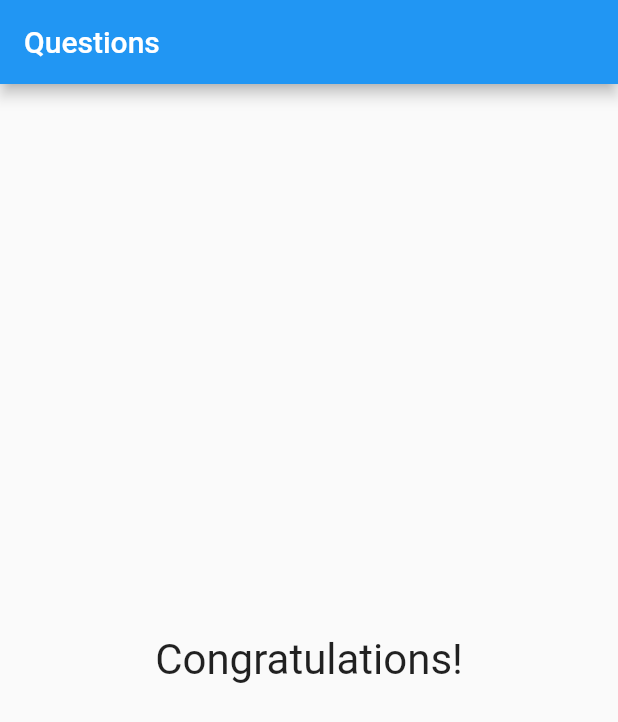
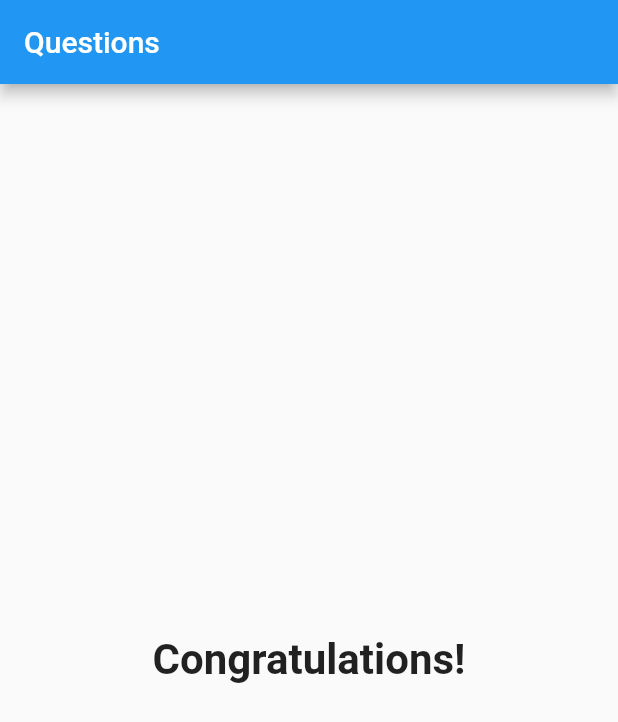
Before and after one commit to edupiorini/programa_perguntas, a Flutter app: the screen it shows after launch, after a tap on "Red", after a tap on "Cat", after a tap on "Paulo", on a phone screen of 412 x 824 dp. Shown: the top 722 px of the screen. Run offline on Flutter 3.47's test engine with Material 2 defaults, Android fonts, the phone set to English and light mode, and no system bars.

Commit message:
Class Resultado implemented

```diff
--- a/lib/main.dart
+++ b/lib/main.dart
@@ -1,5 +1,6 @@
 import 'package:flutter/cupertino.dart';
 import 'package:flutter/material.dart';
+import 'package:programa_perguntas/resultado.dart';
 
 import './questao.dart';
 import 'resposta.dart';
@@ -57,9 +58,7 @@ class _PerguntaAppState extends State<PerguntaApp> {
                         .toList(),
                   ],
                 )
-              : Center(
-                  child: Text('Congratulations!',
-                      style: TextStyle(fontSize: 28)))),
+              : Resultado('Congratulations!')),
     );
   }
 }
--- a/lib/resultado.dart
+++ b/lib/resultado.dart
@@ -11,7 +11,7 @@ class Resultado extends StatelessWidget {
     return Center(
       child: Text(
         _mensagem,
-        style: TextStyle(fontSize: 28),
+        style: TextStyle(fontSize: 28, fontWeight: FontWeight.bold),
       ),
     );
   }
```
